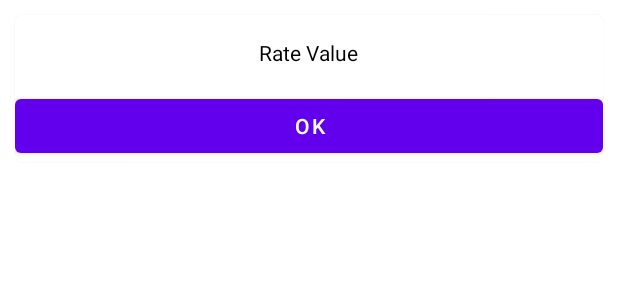
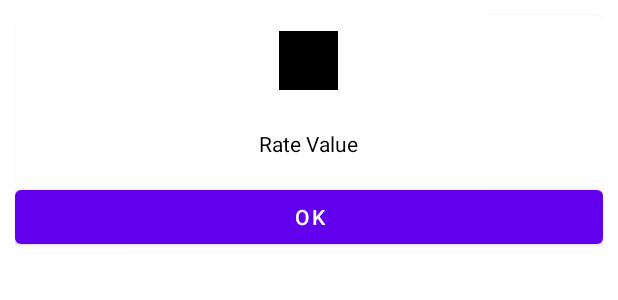
Before and after one commit to jdhacks/JaiminiMPracticalTask, an Android app: the layout layout_dialog.xml on its own in the app's theme, with its tools: preview values and no code run, on a phone screen of 412 x 824 dp. Shown: the top 300 px of the screen. Run offline under Robolectric (Android 15) with nearby library versions, the phone set to English and light mode, and no system bars.

```diff
--- a/app/src/main/res/layout/layout_dialog.xml
+++ b/app/src/main/res/layout/layout_dialog.xml
@@ -21,7 +21,13 @@
             android:gravity="center"
             android:orientation="vertical">
 
-
+            <ImageView
+                android:id="@+id/imglayuser"
+                android:layout_width="50dp"
+                android:layout_height="50dp"
+                android:layout_margin="5dp"
+                android:src="@color/black"
+                android:padding="5dp"/>
 
             <TextView
                 android:id="@+id/txtmurl"
--- a/app/src/main/res/layout/user_item_lay.xml
+++ b/app/src/main/res/layout/user_item_lay.xml
@@ -19,10 +19,11 @@
             android:layout_height="wrap_content"
             android:orientation="horizontal">
             <ImageView
-                android:id="@+id/imguser"
+                android:id="@+id/imglayuser"
                 android:layout_width="50dp"
                 android:layout_height="50dp"
                 android:layout_margin="5dp"
+                android:src="@color/black"
                 android:padding="5dp"/>
             <LinearLayout
                 android:layout_width="match_parent"
```
Also changed, not shown: app/src/main/java/com/jaimini/dave/home/ui/HomeActivity.kt (+6 -8 lines), app/src/main/java/com/jaimini/dave/loginnewuser/ui/LoginNew.kt (+33 -3 lines).
